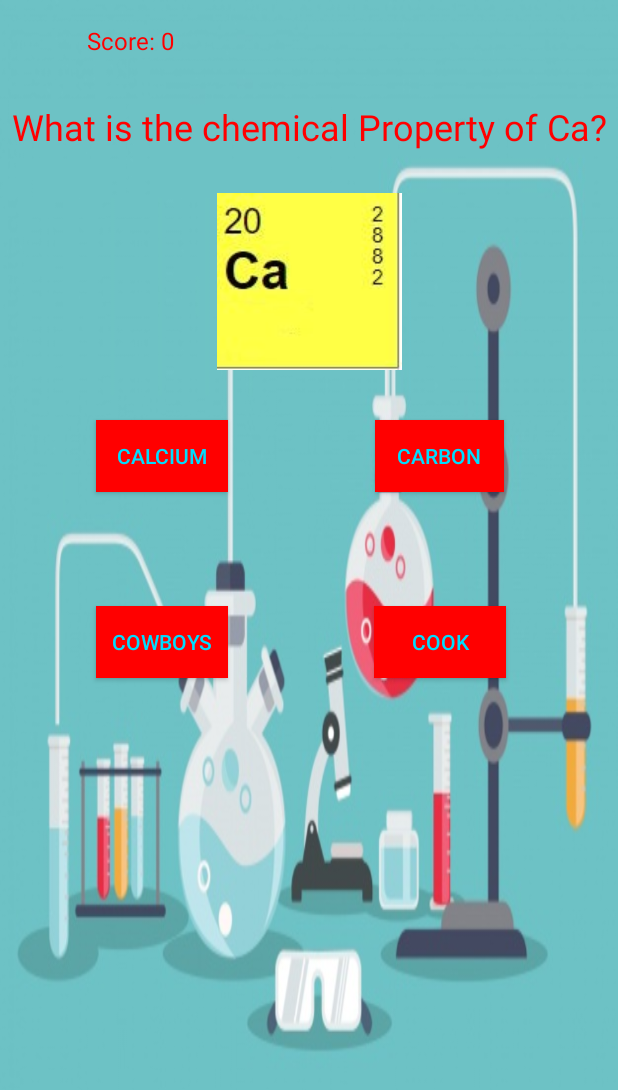
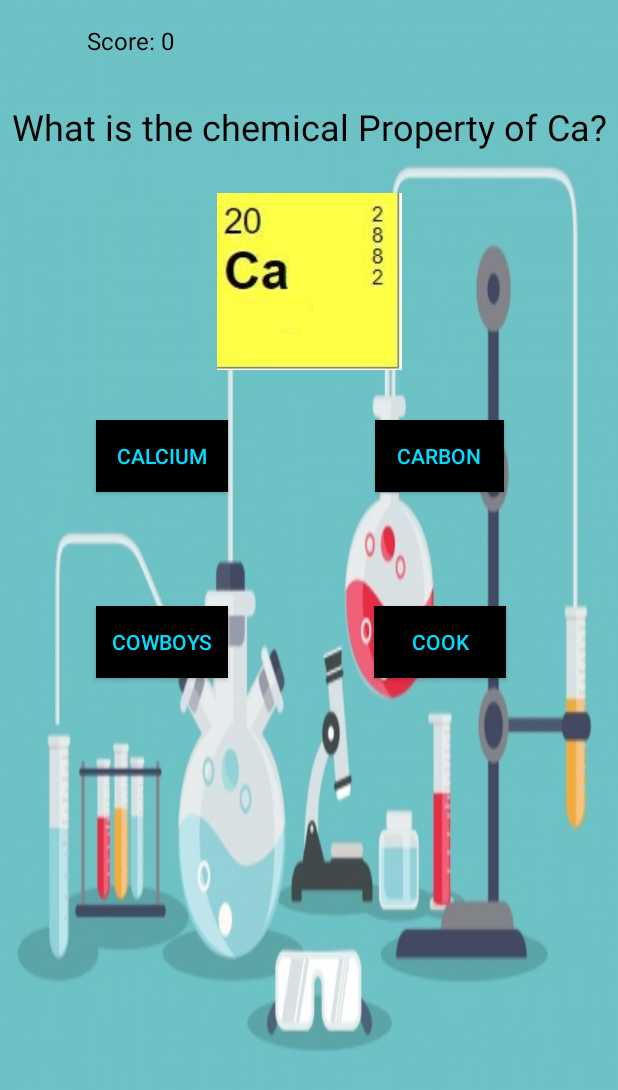
Before and after one commit to Ballan9/STEM_APP, an Android app: the PlayActivity screen opened directly, with no data from a screen before it, on a phone screen of 412 x 824 dp. Shown: the top 1090 px of the screen. Run offline under Robolectric (Android 15) with nearby library versions, the phone set to English and light mode, and no system bars.

```diff
--- a/feature/src/main/java/com/example/allans/stem_game/feature/PlayActivity.java
+++ b/feature/src/main/java/com/example/allans/stem_game/feature/PlayActivity.java
@@ -184,7 +184,7 @@ public class PlayActivity extends AppCompatActivity {
         System.out.println("Gameover function");
         AlertDialog.Builder alertDialogBuilder = new AlertDialog.Builder(this);
         alertDialogBuilder
-                .setMessage("Gamer Over !!! Your Score is" + cScore + "Questions Right")
+                .setMessage("Gamer Over !!! Your Score is " + cScore)
                 .setCancelable(false)
                 .setPositiveButton("New Game",
                         new DialogInterface.OnClickListener() {
--- a/feature/src/main/java/com/example/allans/stem_game/feature/Questions.java
+++ b/feature/src/main/java/com/example/allans/stem_game/feature/Questions.java
@@ -64,16 +64,16 @@ public class Questions {
     };
 
     public String cHint[] = {
-            "1",
-            "2",
-            "3",
-            "4",
-            "5",
-            "6",
-            "7",
-            "8",
-            "9",
-            "10",
+            "Hydrogen" ,
+            "Carbon" ,
+            "Oxygen" ,
+            "Gold" ,
+            "Lithium" ,
+            "Magnesium" ,
+            "Calcium" ,
+            "Potassium" ,
+            "Krypton" ,
+            "Helium" ,
 
 
     };
--- a/feature/src/main/res/layout/activity_play.xml
+++ b/feature/src/main/res/layout/activity_play.xml
@@ -14,7 +14,7 @@
         android:layout_marginEnd="8dp"
         android:layout_marginStart="64dp"
         android:layout_marginTop="280dp"
-        android:background="#FF0000"
+        android:background="#000000"
         android:text="@string/answer1"
         android:textColor="@android:color/holo_blue_bright"
         app:layout_constraintEnd_toEndOf="parent"
@@ -29,7 +29,7 @@
         android:layout_marginEnd="76dp"
         android:layout_marginStart="8dp"
         android:layout_marginTop="280dp"
-        android:background="#FF0000"
+        android:background="#000000"
         android:text="@string/answer2"
         android:textColor="@android:color/holo_blue_bright"
         app:layout_constraintEnd_toEndOf="parent"
@@ -44,7 +44,7 @@
         android:layout_marginEnd="8dp"
         android:layout_marginStart="64dp"
         android:layout_marginTop="76dp"
-        android:background="#FF0000"
+        android:background="#000000"
         android:text="@string/answer3"
         android:textColor="@android:color/holo_blue_bright"
         app:layout_constraintEnd_toEndOf="parent"
@@ -59,7 +59,7 @@
         android:layout_marginEnd="68dp"
         android:layout_marginStart="8dp"
         android:layout_marginTop="76dp"
-        android:background="#FF0000"
+        android:background="#000000"
         android:text="@string/answer4"
         android:textColor="@android:color/holo_blue_bright"
         app:layout_constraintEnd_toEndOf="parent"
@@ -75,7 +75,7 @@
         android:layout_marginStart="8dp"
         android:layout_marginTop="16dp"
         android:text="@string/score"
-        android:textColor="#FF0000"
+        android:textColor="#000000"
         android:textSize="16dp"
         app:layout_constraintEnd_toEndOf="parent"
         app:layout_constraintHorizontal_bias="0.148"
@@ -91,7 +91,7 @@
         android:layout_marginStart="8dp"
         android:layout_marginTop="68dp"
         android:text="TextView"
-        android:textColor="#FF0000"
+        android:textColor="#000000"
         android:textSize="24dp"
         app:layout_constraintEnd_toEndOf="parent"
         app:layout_constraintHorizontal_bias="0.5"
@@ -107,7 +107,7 @@
         android:layout_marginTop="160dp"
         android:gravity="center"
         android:text="TextView"
-        android:textColor="#FF0000"
+        android:textColor="#000000"
         android:visibility="invisible"
         app:layout_constraintEnd_toEndOf="parent"
         app:layout_constraintStart_toStartOf="parent"
```
Also changed, not shown: feature/src/main/java/com/example/allans/stem_game/feature/HighScores.java (+27 -6 lines), feature/src/main/java/com/example/allans/stem_game/feature/Settings.java (+12 -0 lines), feature/src/main/res/layout/activity_high_scores.xml (+27 -1 lines), feature/src/main/res/layout/activity_main.xml (+4 -5 lines), feature/src/main/res/layout/activity_settings.xml (+16 -2 lines).
